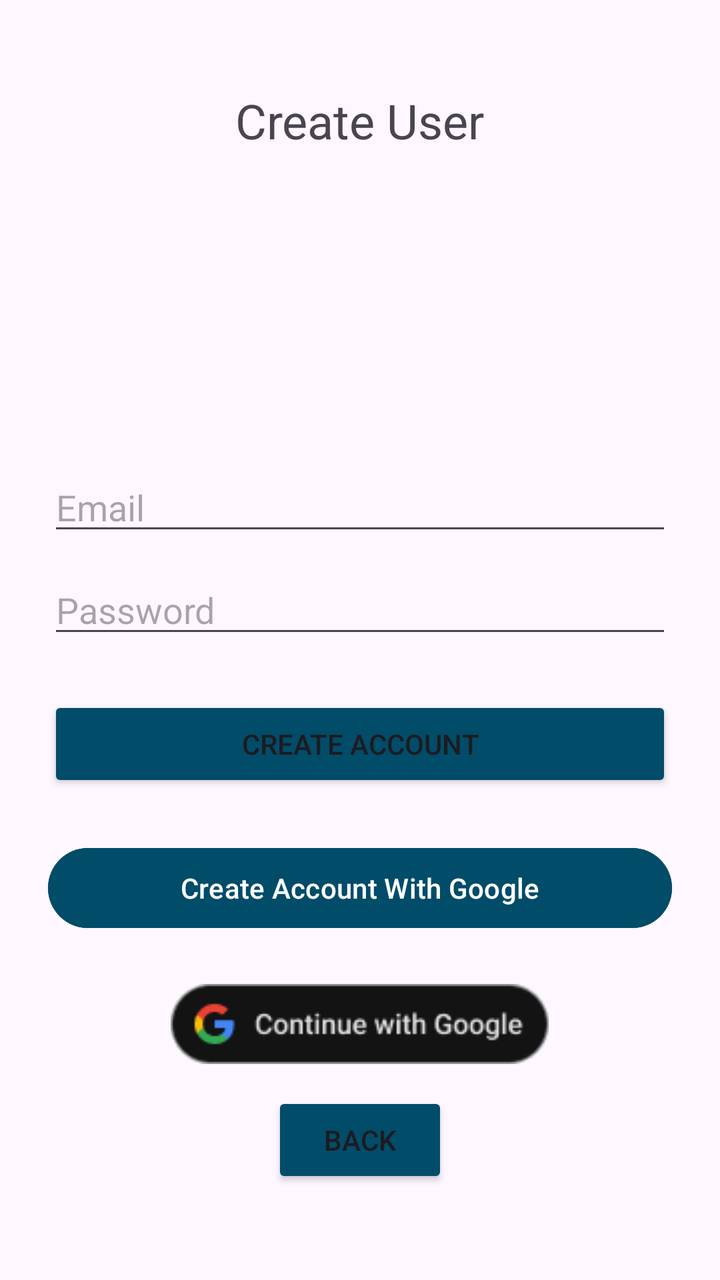
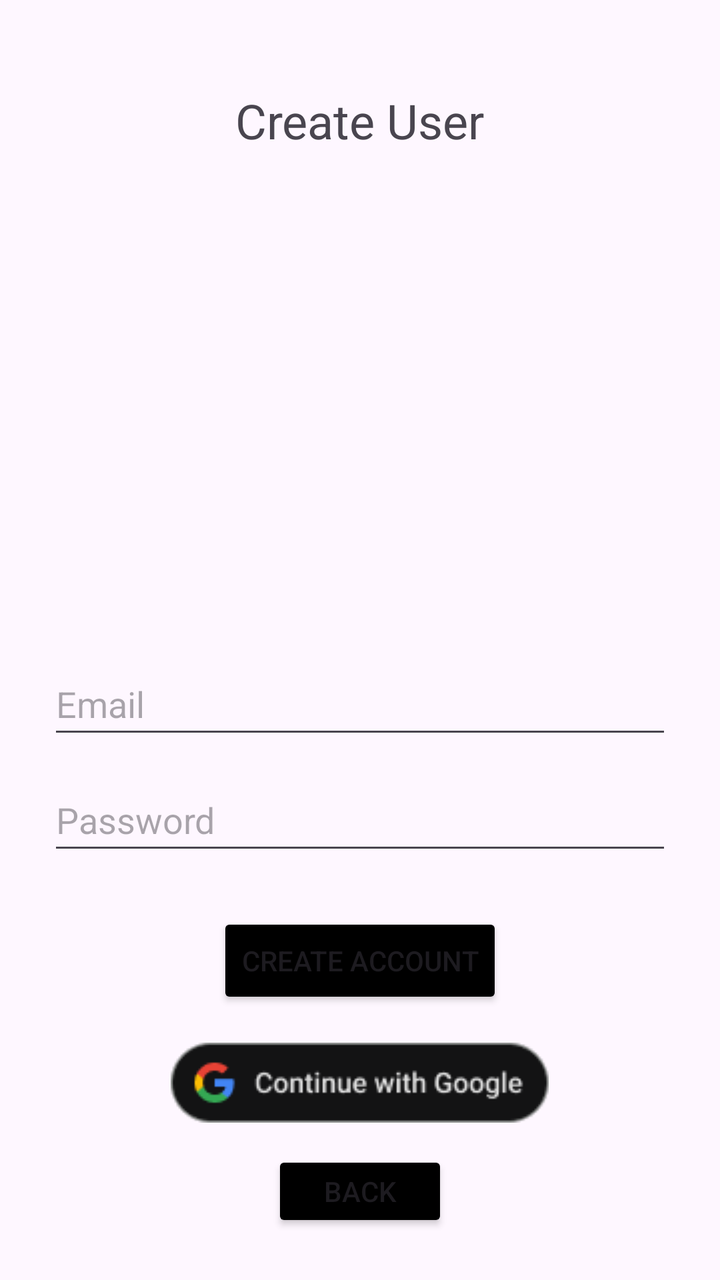

Compare the two renders of this Android layout. The source of the first and the diff that turns it into the second are given below.
<!-- AndroidManifest.xml: application theme Theme.KeepPace -->
<!-- res/layout/activity_create_user.xml -->
<?xml version="1.0" encoding="utf-8"?>
<LinearLayout xmlns:android="http://schemas.android.com/apk/res/android"
    xmlns:app="http://schemas.android.com/apk/res-auto"
    xmlns:tools="http://schemas.android.com/tools"
    android:layout_width="match_parent"
    android:layout_height="match_parent"
    android:gravity="center_horizontal"
    android:orientation="vertical"
    android:padding="24dp">

    
    <TextView
        android:layout_width="wrap_content"
        android:layout_height="wrap_content"
        android:layout_marginTop="20dp"
        android:text="Create User"
        android:textSize="24sp" />

    
    <EditText
        android:id="@+id/fieldEmail"
        android:layout_width="match_parent"
        android:layout_height="wrap_content"
        android:layout_marginTop="155dp"
        android:autofillHints="emailAddress"
        android:hint="Email"
        android:importantForAutofill="yes"
        android:inputType="textEmailAddress" />

    
    <EditText
        android:id="@+id/fieldPassword"
        android:layout_width="match_parent"
        android:layout_height="wrap_content"
        android:layout_marginTop="10dp"
        android:autofillHints="password"
        android:hint="Password"
        android:importantForAutofill="yes"
        android:inputType="textPassword" />

    
    <Button
        android:id="@+id/emailCreateAccountButton"
        android:layout_width="match_parent"
        android:layout_height="wrap_content"
        android:layout_marginTop="24dp"
        android:backgroundTint="@color/material_dynamic_primary30"
        android:text="Create Account" />

    
    <com.google.android.material.button.MaterialButton
        android:id="@+id/googleSignInButton"
        android:text="Create Account With Google"
        android:layout_width="match_parent"
        android:layout_height="48dp"
        android:layout_marginTop="24dp"
        android:textAllCaps="false"
        android:backgroundTint="@color/material_dynamic_primary30"/>
    <ImageView
        android:id="@+id/googleLogo"
        android:layout_width="wrap_content"
        android:layout_height="wrap_content"
        android:layout_gravity="center"
        android:layout_marginTop="12dp"
        android:clickable="true"
        android:focusable="true"
        android:foreground="?attr/selectableItemBackgroundBorderless"
        android:padding="12dp"
        android:src="@drawable/ic_google_logo" />

    
    <Button
        android:id="@+id/backButton"
        android:layout_width="wrap_content"
        android:layout_height="wrap_content"
        android:layout_marginTop="2dp"
        android:backgroundTint="@color/material_dynamic_primary30"
        android:text="Back" />

</LinearLayout>
<!-- resources referenced by this layout -->
<resources>
  <!-- drawable ic_google_logo: png bitmap (drawable, 3142 bytes) -->
  <style name="Theme.KeepPace" parent="Theme.Material3.Light.NoActionBar">
          
      </style>
</resources>

<!-- the commit's change to res/layout/activity_create_user.xml (unified diff, before → after) -->
@@ -14,18 +14,21 @@
         android:layout_height="wrap_content"
         android:layout_marginTop="20dp"
         android:text="Create User"
-        android:textSize="24sp" />
+        android:textSize="24sp"
+        tools:ignore="HardcodedText" />
 
     
     <EditText
         android:id="@+id/fieldEmail"
         android:layout_width="match_parent"
         android:layout_height="wrap_content"
-        android:layout_marginTop="155dp"
+        android:layout_marginTop="250dp"
         android:autofillHints="emailAddress"
         android:hint="Email"
         android:importantForAutofill="yes"
-        android:inputType="textEmailAddress" />
+        android:inputType="textEmailAddress"
+        android:minHeight="48dp"
+        tools:ignore="HardcodedText" />
 
     
     <EditText
@@ -36,37 +39,36 @@
         android:autofillHints="password"
         android:hint="Password"
         android:importantForAutofill="yes"
-        android:inputType="textPassword" />
+        android:inputType="textPassword"
+        android:minHeight="48dp"
+        tools:ignore="HardcodedText" />
 
     
     <Button
         android:id="@+id/emailCreateAccountButton"
-        android:layout_width="match_parent"
+        android:layout_width="wrap_content"
         android:layout_height="wrap_content"
         android:layout_marginTop="24dp"
-        android:backgroundTint="@color/material_dynamic_primary30"
-        android:text="Create Account" />
+        app:backgroundTint="@color/black"
+        android:text="Create Account"
+
+        tools:ignore="HardcodedText" />
 
     
-    <com.google.android.material.button.MaterialButton
-        android:id="@+id/googleSignInButton"
-        android:text="Create Account With Google"
-        android:layout_width="match_parent"
-        android:layout_height="48dp"
-        android:layout_marginTop="24dp"
-        android:textAllCaps="false"
-        android:backgroundTint="@color/material_dynamic_primary30"/>
+    
     <ImageView
         android:id="@+id/googleLogo"
         android:layout_width="wrap_content"
         android:layout_height="wrap_content"
         android:layout_gravity="center"
-        android:layout_marginTop="12dp"
+        android:layout_marginTop="5dp"
         android:clickable="true"
+        android:contentDescription="TODO"
         android:focusable="true"
         android:foreground="?attr/selectableItemBackgroundBorderless"
         android:padding="12dp"
-        android:src="@drawable/ic_google_logo" />
+        android:src="@drawable/ic_google_logo"
+        tools:ignore="ContentDescription,HardcodedText" />
 
     
     <Button
@@ -74,7 +76,8 @@
         android:layout_width="wrap_content"
         android:layout_height="wrap_content"
         android:layout_marginTop="2dp"
-        android:backgroundTint="@color/material_dynamic_primary30"
-        android:text="Back" />
+        app:backgroundTint="@color/black"
+        android:text="Back"
+        tools:ignore="HardcodedText" />
 
 </LinearLayout>
<!-- resource entries referenced after the edit -->
@@ -1,5 +1,6 @@
 <!-- resources referenced by this layout -->
 <resources>
+  <color name="black">#FF000000</color>
   <!-- drawable ic_google_logo: png bitmap (drawable, 3142 bytes) -->
   <style name="Theme.KeepPace" parent="Theme.Material3.Light.NoActionBar">
           
